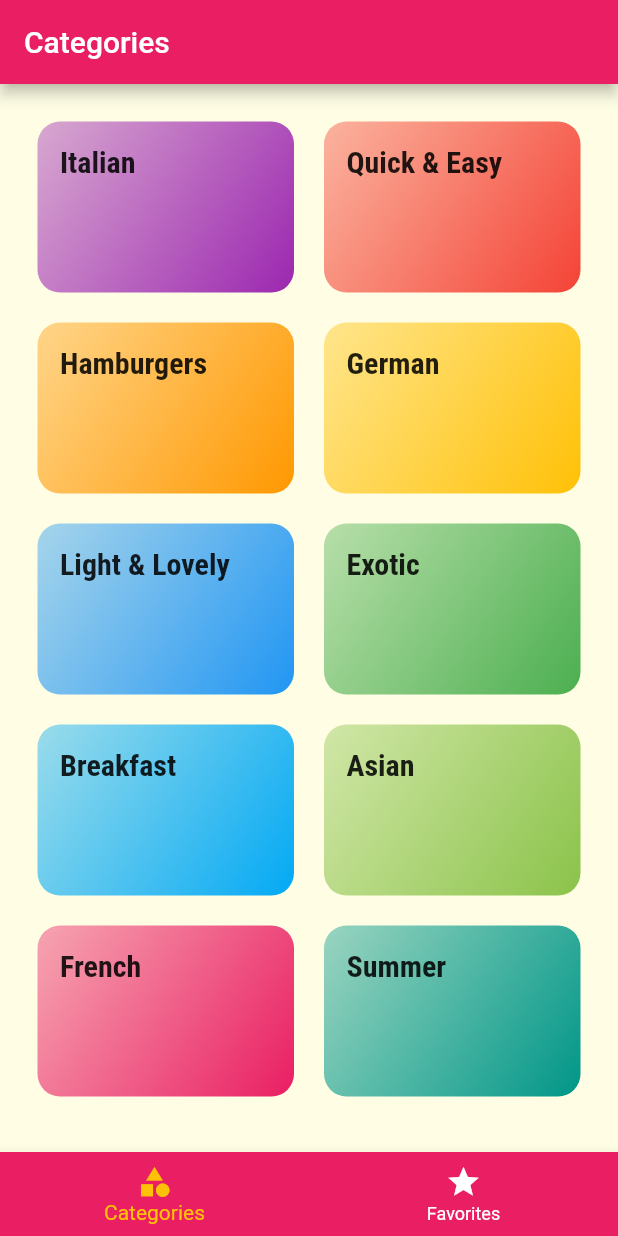
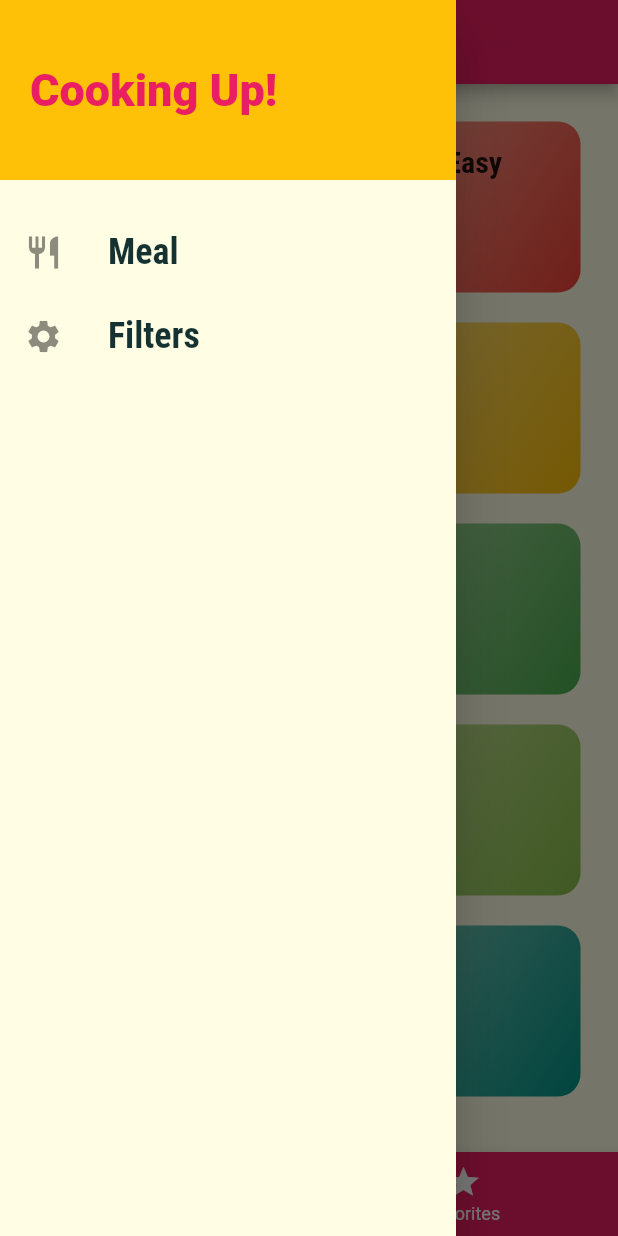
Before and after one commit to AnasAwal/Meal-App, a Flutter app: the screen it shows after launch, with the side drawer open (before the commit the screen has no drawer), on a phone screen of 412 x 824 dp. Run offline on Flutter 3.47's test engine with Material 2 defaults, Android fonts, the phone set to English and light mode, and no system bars; missing offline and left inert: dart:ffi.

Commit message:
Add Drawer

```diff
--- a/lib/main.dart
+++ b/lib/main.dart
@@ -1,6 +1,7 @@
 import 'package:flutter/material.dart';
 import 'package:meal_app/screens/categories_screen.dart';
 import 'package:meal_app/screens/category_meals_screen.dart';
+import 'package:meal_app/screens/filters_screen.dart';
 import 'package:meal_app/screens/meal_details_screen.dart';
 import 'package:meal_app/screens/tabs_screen.dart';
 
@@ -32,6 +33,7 @@ class MyApp extends StatelessWidget {
         '/': (context) => TabsScreen(),
         CategoryMealsScreen.routename: (context) => CategoryMealsScreen(),
         MealDetailsScreen.routename: (context) => MealDetailsScreen(),
+        FiltersScreen.routename: (context) => FiltersScreen(),
       },
     );
   }
--- /dev/null
+++ b/lib/screens/filters_screen.dart
@@ -0,0 +1,14 @@
+import 'package:flutter/material.dart';
+
+class FiltersScreen extends StatelessWidget {
+  const FiltersScreen({Key? key}) : super(key: key);
+
+  static const routename = '/filters';
+
+  @override
+  Widget build(BuildContext context) {
+    return Center(
+      child: Text("Filters"),
+    );
+  }
+}
--- a/lib/screens/tabs_screen.dart
+++ b/lib/screens/tabs_screen.dart
@@ -3,6 +3,7 @@ import 'dart:ffi';
 import 'package:flutter/material.dart';
 import 'package:meal_app/screens/categories_screen.dart';
 import 'package:meal_app/screens/favorite_screen.dart';
+import 'package:meal_app/widgets/main_drawer.dart';
 
 class TabsScreen extends StatefulWidget {
   TabsScreen({Key? key}) : super(key: key);
@@ -53,6 +54,7 @@ class _TabsScreenState extends State<TabsScreen> {
           ),
         ],
       ),
+      drawer: MainDrawer(),
     );
   }
 }
--- /dev/null
+++ b/lib/widgets/main_drawer.dart
@@ -0,0 +1,63 @@
+import 'package:flutter/material.dart';
+import 'package:meal_app/screens/filters_screen.dart';
+
+class MainDrawer extends StatelessWidget {
+  @override
+  Widget build(BuildContext context) {
+    return Drawer(
+      child: Column(
+        children: [
+          Container(
+            height: 120,
+            width: double.infinity,
+            padding: EdgeInsets.all(20.0),
+            alignment: Alignment.centerLeft,
+            color: Theme.of(context).accentColor,
+            child: Text(
+              "Cooking Up!",
+              style: TextStyle(
+                  fontSize: 30.0,
+                  fontWeight: FontWeight.w900,
+                  color: Theme.of(context).primaryColor),
+            ),
+          ),
+          SizedBox(
+            height: 20.0,
+          ),
+          ListTile(
+            leading: Icon(
+              Icons.restaurant,
+              size: 26,
+            ),
+            title: Text(
+              "Meal",
+              style: TextStyle(
+                  fontSize: 24.0,
+                  fontFamily: "RobotoCondensed",
+                  fontWeight: FontWeight.bold),
+            ),
+            onTap: () {
+              Navigator.of(context).pushNamed('/');
+            },
+          ),
+          ListTile(
+            leading: Icon(
+              Icons.settings,
+              size: 26,
+            ),
+            title: Text(
+              "Filters",
+              style: TextStyle(
+                  fontSize: 24.0,
+                  fontFamily: "RobotoCondensed",
+                  fontWeight: FontWeight.bold),
+            ),
+            onTap: () {
+              Navigator.of(context).pushNamed(FiltersScreen.routename);
+            },
+          ),
+        ],
+      ),
+    );
+  }
+}
```
